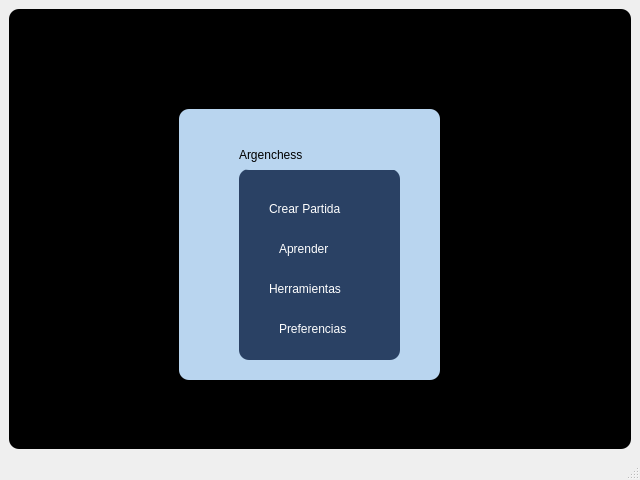
First picture: the form in docs/pantalla_de_inicio.ui, repository LMontes94/Argenchess, before the edit.
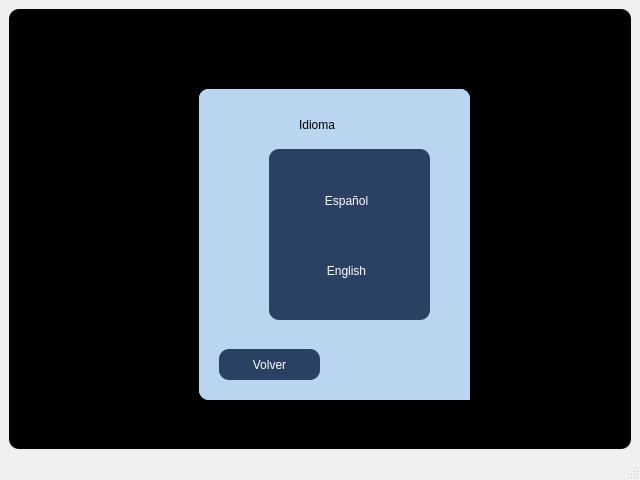
Second picture: the form after the edit. Icons and pictures are not drawn.

Commit message: todos los menus terminados

Diff of the .ui file:
```diff
--- a/docs/pantalla_de_inicio.ui
+++ b/docs/pantalla_de_inicio.ui
@@ -30,10 +30,10 @@
       <widget class="QFrame" name="frame_argenchess">
        <property name="geometry">
         <rect>
-         <x>170</x>
-         <y>100</y>
-         <width>261</width>
-         <height>271</height>
+         <x>190</x>
+         <y>80</y>
+         <width>271</width>
+         <height>311</height>
         </rect>
        </property>
        <property name="styleSheet">
@@ -65,13 +65,13 @@
         <property name="frameShadow">
          <enum>QFrame::Raised</enum>
         </property>
-        <widget class="QLabel" name="label_crear">
+        <widget class="QPushButton" name="btn_jugar">
          <property name="geometry">
           <rect>
            <x>30</x>
            <y>30</y>
-           <width>91</width>
-           <height>20</height>
+           <width>101</width>
+           <height>23</height>
           </rect>
          </property>
          <property name="styleSheet">
@@ -79,16 +79,16 @@
 color: rgb(255, 255, 255);</string>
          </property>
          <property name="text">
-          <string>Crear Partida</string>
+          <string>Jugar</string>
          </property>
         </widget>
-        <widget class="QLabel" name="label_aprender">
+        <widget class="QPushButton" name="btn_aprender">
          <property name="geometry">
           <rect>
-           <x>40</x>
+           <x>30</x>
            <y>70</y>
-           <width>91</width>
-           <height>20</height>
+           <width>101</width>
+           <height>23</height>
           </rect>
          </property>
          <property name="styleSheet">
@@ -99,13 +99,13 @@
           <string>Aprender</string>
          </property>
         </widget>
-        <widget class="QLabel" name="label_herramientas">
+        <widget class="QPushButton" name="btn_herramientas">
          <property name="geometry">
           <rect>
            <x>30</x>
            <y>110</y>
            <width>101</width>
-           <height>20</height>
+           <height>23</height>
           </rect>
          </property>
          <property name="styleSheet">
@@ -116,13 +116,13 @@
           <string>Herramientas</string>
          </property>
         </widget>
-        <widget class="QLabel" name="label_preferencias">
+        <widget class="QPushButton" name="pushButton_preferencias">
          <property name="geometry">
           <rect>
-           <x>40</x>
+           <x>30</x>
            <y>150</y>
-           <width>91</width>
-           <height>20</height>
+           <width>101</width>
+           <height>23</height>
           </rect>
          </property>
          <property name="styleSheet">
@@ -138,9 +138,9 @@
         <property name="geometry">
          <rect>
           <x>60</x>
-          <y>30</y>
+          <y>20</y>
           <width>171</width>
-          <height>31</height>
+          <height>41</height>
          </rect>
         </property>
         <property name="layoutDirection">
@@ -153,6 +153,928 @@
          <string>Argenchess</string>
         </property>
        </widget>
+       <widget class="QFrame" name="frame_jugar">
+        <property name="geometry">
+         <rect>
+          <x>0</x>
+          <y>0</y>
+          <width>271</width>
+          <height>301</height>
+         </rect>
+        </property>
+        <property name="styleSheet">
+         <string notr="true">background-color: rgb(185, 213, 239);
+border-radius: 10px;</string>
+        </property>
+        <property name="frameShape">
+         <enum>QFrame::StyledPanel</enum>
+        </property>
+        <property name="frameShadow">
+         <enum>QFrame::Raised</enum>
+        </property>
+        <widget class="QFrame" name="frame_menu_jugar">
+         <property name="geometry">
+          <rect>
+           <x>60</x>
+           <y>60</y>
+           <width>161</width>
+           <height>171</height>
+          </rect>
+         </property>
+         <property name="styleSheet">
+          <string notr="true">background-color: rgb(42, 65, 100);
+border-radius: 10px;</string>
+         </property>
+         <property name="frameShape">
+          <enum>QFrame::StyledPanel</enum>
+         </property>
+         <property name="frameShadow">
+          <enum>QFrame::Raised</enum>
+         </property>
+         <widget class="QPushButton" name="btn_vsAmigo">
+          <property name="geometry">
+           <rect>
+            <x>30</x>
+            <y>50</y>
+            <width>101</width>
+            <height>23</height>
+           </rect>
+          </property>
+          <property name="styleSheet">
+           <string notr="true">font: 75 12pt &quot;MS Shell Dlg 2&quot;;
+color: rgb(255, 255, 255);</string>
+          </property>
+          <property name="text">
+           <string>Vs amigo</string>
+          </property>
+         </widget>
+         <widget class="QPushButton" name="btn_vsOrdenador">
+          <property name="geometry">
+           <rect>
+            <x>30</x>
+            <y>110</y>
+            <width>101</width>
+            <height>23</height>
+           </rect>
+          </property>
+          <property name="styleSheet">
+           <string notr="true">font: 75 12pt &quot;MS Shell Dlg 2&quot;;
+color: rgb(255, 255, 255);</string>
+          </property>
+          <property name="text">
+           <string>Vs Ordenador</string>
+          </property>
+         </widget>
+        </widget>
+        <widget class="QLabel" name="label_jugar">
+         <property name="geometry">
+          <rect>
+           <x>100</x>
+           <y>20</y>
+           <width>81</width>
+           <height>41</height>
+          </rect>
+         </property>
+         <property name="layoutDirection">
+          <enum>Qt::LeftToRight</enum>
+         </property>
+         <property name="styleSheet">
+          <string notr="true">font: 25pt &quot;Bauhaus 93&quot;;</string>
+         </property>
+         <property name="text">
+          <string>Jugar</string>
+         </property>
+        </widget>
+        <widget class="QPushButton" name="btn_play_back">
+         <property name="geometry">
+          <rect>
+           <x>20</x>
+           <y>270</y>
+           <width>101</width>
+           <height>31</height>
+          </rect>
+         </property>
+         <property name="styleSheet">
+          <string notr="true">font: 75 12pt &quot;MS Shell Dlg 2&quot;;
+color: rgb(255, 255, 255);
+
+background-color: rgb(42, 65, 100);
+border-radius: 10px;</string>
+         </property>
+         <property name="text">
+          <string>Volver</string>
+         </property>
+        </widget>
+       </widget>
+       <widget class="QFrame" name="frame_aprender">
+        <property name="geometry">
+         <rect>
+          <x>0</x>
+          <y>0</y>
+          <width>271</width>
+          <height>311</height>
+         </rect>
+        </property>
+        <property name="styleSheet">
+         <string notr="true">background-color: rgb(185, 213, 239);
+border-radius: 10px;</string>
+        </property>
+        <property name="frameShape">
+         <enum>QFrame::StyledPanel</enum>
+        </property>
+        <property name="frameShadow">
+         <enum>QFrame::Raised</enum>
+        </property>
+        <widget class="QFrame" name="frame_menu_aprender">
+         <property name="geometry">
+          <rect>
+           <x>60</x>
+           <y>60</y>
+           <width>161</width>
+           <height>201</height>
+          </rect>
+         </property>
+         <property name="styleSheet">
+          <string notr="true">background-color: rgb(42, 65, 100);
+border-radius: 10px;</string>
+         </property>
+         <property name="frameShape">
+          <enum>QFrame::StyledPanel</enum>
+         </property>
+         <property name="frameShadow">
+          <enum>QFrame::Raised</enum>
+         </property>
+         <widget class="QPushButton" name="btn_basico">
+          <property name="geometry">
+           <rect>
+            <x>30</x>
+            <y>20</y>
+            <width>101</width>
+            <height>23</height>
+           </rect>
+          </property>
+          <property name="styleSheet">
+           <string notr="true">font: 75 12pt &quot;MS Shell Dlg 2&quot;;
+color: rgb(255, 255, 255);</string>
+          </property>
+          <property name="text">
+           <string>Nivel Basico</string>
+          </property>
+         </widget>
+         <widget class="QPushButton" name="btn_finales">
+          <property name="geometry">
+           <rect>
+            <x>30</x>
+            <y>110</y>
+            <width>101</width>
+            <height>23</height>
+           </rect>
+          </property>
+          <property name="styleSheet">
+           <string notr="true">font: 75 12pt &quot;MS Shell Dlg 2&quot;;
+color: rgb(255, 255, 255);</string>
+          </property>
+          <property name="text">
+           <string>Finales</string>
+          </property>
+         </widget>
+         <widget class="QPushButton" name="btn_apertura">
+          <property name="geometry">
+           <rect>
+            <x>30</x>
+            <y>50</y>
+            <width>101</width>
+            <height>23</height>
+           </rect>
+          </property>
+          <property name="styleSheet">
+           <string notr="true">font: 75 12pt &quot;MS Shell Dlg 2&quot;;
+color: rgb(255, 255, 255);</string>
+          </property>
+          <property name="text">
+           <string>Apertura</string>
+          </property>
+         </widget>
+         <widget class="QPushButton" name="btn_medioJuego">
+          <property name="geometry">
+           <rect>
+            <x>30</x>
+            <y>80</y>
+            <width>101</width>
+            <height>23</height>
+           </rect>
+          </property>
+          <property name="styleSheet">
+           <string notr="true">font: 75 12pt &quot;MS Shell Dlg 2&quot;;
+color: rgb(255, 255, 255);</string>
+          </property>
+          <property name="text">
+           <string>Medio Juego</string>
+          </property>
+         </widget>
+         <widget class="QPushButton" name="btn_ejercicios">
+          <property name="geometry">
+           <rect>
+            <x>30</x>
+            <y>140</y>
+            <width>101</width>
+            <height>23</height>
+           </rect>
+          </property>
+          <property name="styleSheet">
+           <string notr="true">font: 75 12pt &quot;MS Shell Dlg 2&quot;;
+color: rgb(255, 255, 255);</string>
+          </property>
+          <property name="text">
+           <string>Ejercicios</string>
+          </property>
+         </widget>
+         <widget class="QPushButton" name="btn_openBook">
+          <property name="geometry">
+           <rect>
+            <x>30</x>
+            <y>170</y>
+            <width>101</width>
+            <height>23</height>
+           </rect>
+          </property>
+          <property name="styleSheet">
+           <string notr="true">font: 75 12pt &quot;MS Shell Dlg 2&quot;;
+color: rgb(255, 255, 255);</string>
+          </property>
+          <property name="text">
+           <string>Abrir Libro</string>
+          </property>
+         </widget>
+        </widget>
+        <widget class="QLabel" name="label_aprender">
+         <property name="geometry">
+          <rect>
+           <x>70</x>
+           <y>20</y>
+           <width>141</width>
+           <height>41</height>
+          </rect>
+         </property>
+         <property name="layoutDirection">
+          <enum>Qt::LeftToRight</enum>
+         </property>
+         <property name="styleSheet">
+          <string notr="true">font: 25pt &quot;Bauhaus 93&quot;;</string>
+         </property>
+         <property name="text">
+          <string>Aprender</string>
+         </property>
+        </widget>
+        <widget class="QPushButton" name="btn_aprende_back">
+         <property name="geometry">
+          <rect>
+           <x>10</x>
+           <y>270</y>
+           <width>101</width>
+           <height>31</height>
+          </rect>
+         </property>
+         <property name="styleSheet">
+          <string notr="true">font: 75 12pt &quot;MS Shell Dlg 2&quot;;
+color: rgb(255, 255, 255);
+
+background-color: rgb(42, 65, 100);
+border-radius: 10px;</string>
+         </property>
+         <property name="text">
+          <string>Volver</string>
+         </property>
+        </widget>
+       </widget>
+       <widget class="QFrame" name="frame_herramientas">
+        <property name="geometry">
+         <rect>
+          <x>10</x>
+          <y>10</y>
+          <width>271</width>
+          <height>311</height>
+         </rect>
+        </property>
+        <property name="styleSheet">
+         <string notr="true">background-color: rgb(185, 213, 239);
+border-radius: 10px;</string>
+        </property>
+        <property name="frameShape">
+         <enum>QFrame::StyledPanel</enum>
+        </property>
+        <property name="frameShadow">
+         <enum>QFrame::Raised</enum>
+        </property>
+        <widget class="QFrame" name="frame_menu_herramientas">
+         <property name="geometry">
+          <rect>
+           <x>50</x>
+           <y>70</y>
+           <width>161</width>
+           <height>171</height>
+          </rect>
+         </property>
+         <property name="styleSheet">
+          <string notr="true">background-color: rgb(42, 65, 100);
+border-radius: 10px;</string>
+         </property>
+         <property name="frameShape">
+          <enum>QFrame::StyledPanel</enum>
+         </property>
+         <property name="frameShadow">
+          <enum>QFrame::Raised</enum>
+         </property>
+         <widget class="QPushButton" name="btn_editBoard">
+          <property name="geometry">
+           <rect>
+            <x>30</x>
+            <y>30</y>
+            <width>111</width>
+            <height>23</height>
+           </rect>
+          </property>
+          <property name="styleSheet">
+           <string notr="true">font: 75 12pt &quot;MS Shell Dlg 2&quot;;
+color: rgb(255, 255, 255);</string>
+          </property>
+          <property name="text">
+           <string>Editar Tablero</string>
+          </property>
+         </widget>
+         <widget class="QPushButton" name="btn_analisis">
+          <property name="geometry">
+           <rect>
+            <x>30</x>
+            <y>80</y>
+            <width>101</width>
+            <height>23</height>
+           </rect>
+          </property>
+          <property name="styleSheet">
+           <string notr="true">font: 75 12pt &quot;MS Shell Dlg 2&quot;;
+color: rgb(255, 255, 255);</string>
+          </property>
+          <property name="text">
+           <string>Analisis</string>
+          </property>
+         </widget>
+         <widget class="QPushButton" name="btn_dataBase">
+          <property name="geometry">
+           <rect>
+            <x>30</x>
+            <y>130</y>
+            <width>101</width>
+            <height>23</height>
+           </rect>
+          </property>
+          <property name="styleSheet">
+           <string notr="true">font: 75 12pt &quot;MS Shell Dlg 2&quot;;
+color: rgb(255, 255, 255);</string>
+          </property>
+          <property name="text">
+           <string>Base de datos</string>
+          </property>
+         </widget>
+        </widget>
+        <widget class="QLabel" name="label_herramientas">
+         <property name="geometry">
+          <rect>
+           <x>40</x>
+           <y>30</y>
+           <width>201</width>
+           <height>41</height>
+          </rect>
+         </property>
+         <property name="layoutDirection">
+          <enum>Qt::LeftToRight</enum>
+         </property>
+         <property name="styleSheet">
+          <string notr="true">font: 25pt &quot;Bauhaus 93&quot;;</string>
+         </property>
+         <property name="text">
+          <string>Herramientas</string>
+         </property>
+        </widget>
+        <widget class="QPushButton" name="btn_herramientas_back">
+         <property name="geometry">
+          <rect>
+           <x>0</x>
+           <y>260</y>
+           <width>101</width>
+           <height>31</height>
+          </rect>
+         </property>
+         <property name="styleSheet">
+          <string notr="true">font: 75 12pt &quot;MS Shell Dlg 2&quot;;
+color: rgb(255, 255, 255);
+
+background-color: rgb(42, 65, 100);
+border-radius: 10px;</string>
+         </property>
+         <property name="text">
+          <string>Volver</string>
+         </property>
+        </widget>
+       </widget>
+       <widget class="QFrame" name="frame_preferencias">
+        <property name="geometry">
+         <rect>
+          <x>10</x>
+          <y>10</y>
+          <width>271</width>
+          <height>311</height>
+         </rect>
+        </property>
+        <property name="styleSheet">
+         <string notr="true">background-color: rgb(185, 213, 239);
+border-radius: 10px;</string>
+        </property>
+        <property name="frameShape">
+         <enum>QFrame::StyledPanel</enum>
+        </property>
+        <property name="frameShadow">
+         <enum>QFrame::Raised</enum>
+        </property>
+        <widget class="QFrame" name="frame_menu_preferencias">
+         <property name="geometry">
+          <rect>
+           <x>50</x>
+           <y>70</y>
+           <width>161</width>
+           <height>161</height>
+          </rect>
+         </property>
+         <property name="styleSheet">
+          <string notr="true">background-color: rgb(42, 65, 100);
+border-radius: 10px;</string>
+         </property>
+         <property name="frameShape">
+          <enum>QFrame::StyledPanel</enum>
+         </property>
+         <property name="frameShadow">
+          <enum>QFrame::Raised</enum>
+         </property>
+         <widget class="QPushButton" name="btn_visual">
+          <property name="geometry">
+           <rect>
+            <x>30</x>
+            <y>30</y>
+            <width>101</width>
+            <height>23</height>
+           </rect>
+          </property>
+          <property name="styleSheet">
+           <string notr="true">font: 75 12pt &quot;MS Shell Dlg 2&quot;;
+color: rgb(255, 255, 255);</string>
+          </property>
+          <property name="text">
+           <string>Visual</string>
+          </property>
+         </widget>
+         <widget class="QPushButton" name="btn_idioma">
+          <property name="geometry">
+           <rect>
+            <x>30</x>
+            <y>70</y>
+            <width>101</width>
+            <height>23</height>
+           </rect>
+          </property>
+          <property name="styleSheet">
+           <string notr="true">font: 75 12pt &quot;MS Shell Dlg 2&quot;;
+color: rgb(255, 255, 255);</string>
+          </property>
+          <property name="text">
+           <string>Idioma</string>
+          </property>
+         </widget>
+         <widget class="QPushButton" name="btn_sonido">
+          <property name="geometry">
+           <rect>
+            <x>30</x>
+            <y>110</y>
+            <width>101</width>
+            <height>23</height>
+           </rect>
+          </property>
+          <property name="styleSheet">
+           <string notr="true">font: 75 12pt &quot;MS Shell Dlg 2&quot;;
+color: rgb(255, 255, 255);</string>
+          </property>
+          <property name="text">
+           <string>Sonido</string>
+          </property>
+         </widget>
+        </widget>
+        <widget class="QLabel" name="label_preferencias">
+         <property name="geometry">
+          <rect>
+           <x>40</x>
+           <y>20</y>
+           <width>181</width>
+           <height>41</height>
+          </rect>
+         </property>
+         <property name="layoutDirection">
+          <enum>Qt::LeftToRight</enum>
+         </property>
+         <property name="styleSheet">
+          <string notr="true">font: 25pt &quot;Bauhaus 93&quot;;</string>
+         </property>
+         <property name="text">
+          <string>Preferencias</string>
+         </property>
+        </widget>
+        <widget class="QPushButton" name="btn_preferencias_back">
+         <property name="geometry">
+          <rect>
+           <x>0</x>
+           <y>260</y>
+           <width>101</width>
+           <height>31</height>
+          </rect>
+         </property>
+         <property name="styleSheet">
+          <string notr="true">font: 75 12pt &quot;MS Shell Dlg 2&quot;;
+color: rgb(255, 255, 255);
+
+background-color: rgb(42, 65, 100);
+border-radius: 10px;</string>
+         </property>
+         <property name="text">
+          <string>Volver</string>
+         </property>
+        </widget>
+        <widget class="QFrame" name="frame_visual">
+         <property name="geometry">
+          <rect>
+           <x>-10</x>
+           <y>10</y>
+           <width>271</width>
+           <height>311</height>
+          </rect>
+         </property>
+         <property name="styleSheet">
+          <string notr="true">background-color: rgb(185, 213, 239);
+border-radius: 10px;</string>
+         </property>
+         <property name="frameShape">
+          <enum>QFrame::StyledPanel</enum>
+         </property>
+         <property name="frameShadow">
+          <enum>QFrame::Raised</enum>
+         </property>
+         <widget class="QFrame" name="frame_menu_visual">
+          <property name="geometry">
+           <rect>
+            <x>10</x>
+            <y>40</y>
+            <width>251</width>
+            <height>201</height>
+           </rect>
+          </property>
+          <property name="styleSheet">
+           <string notr="true">background-color: rgb(42, 65, 100);
+border-radius: 10px;</string>
+          </property>
+          <property name="frameShape">
+           <enum>QFrame::StyledPanel</enum>
+          </property>
+          <property name="frameShadow">
+           <enum>QFrame::Raised</enum>
+          </property>
+          <widget class="QPushButton" name="btn_boardb">
+           <property name="geometry">
+            <rect>
+             <x>150</x>
+             <y>20</y>
+             <width>51</width>
+             <height>51</height>
+            </rect>
+           </property>
+           <property name="text">
+            <string/>
+           </property>
+           <property name="icon">
+            <iconset>
+             <normaloff>../image/board/tablero_blanco.png</normaloff>../image/board/tablero_blanco.png</iconset>
+           </property>
+           <property name="iconSize">
+            <size>
+             <width>50</width>
+             <height>50</height>
+            </size>
+           </property>
+          </widget>
+          <widget class="QPushButton" name="btn_boardm">
+           <property name="geometry">
+            <rect>
+             <x>40</x>
+             <y>20</y>
+             <width>51</width>
+             <height>51</height>
+            </rect>
+           </property>
+           <property name="text">
+            <string/>
+           </property>
+           <property name="icon">
+            <iconset>
+             <normaloff>../image/board/tablero_marron.png</normaloff>../image/board/tablero_marron.png</iconset>
+           </property>
+           <property name="iconSize">
+            <size>
+             <width>50</width>
+             <height>50</height>
+            </size>
+           </property>
+          </widget>
+          <widget class="QPushButton" name="btn_disenio1">
+           <property name="geometry">
+            <rect>
+             <x>150</x>
+             <y>150</y>
+             <width>51</width>
+             <height>41</height>
+            </rect>
+           </property>
+           <property name="text">
+            <string/>
+           </property>
+           <property name="icon">
+            <iconset>
+             <normaloff>../image/piece/modelo1/kb.png</normaloff>../image/piece/modelo1/kb.png</iconset>
+           </property>
+           <property name="iconSize">
+            <size>
+             <width>35</width>
+             <height>50</height>
+            </size>
+           </property>
+          </widget>
+          <widget class="QPushButton" name="btn_disenio2">
+           <property name="geometry">
+            <rect>
+             <x>30</x>
+             <y>150</y>
+             <width>51</width>
+             <height>41</height>
+            </rect>
+           </property>
+           <property name="text">
+            <string/>
+           </property>
+           <property name="icon">
+            <iconset>
+             <normaloff>../image/piece/modelo2/kb.png</normaloff>../image/piece/modelo2/kb.png</iconset>
+           </property>
+           <property name="iconSize">
+            <size>
+             <width>35</width>
+             <height>35</height>
+            </size>
+           </property>
+          </widget>
+          <widget class="QPushButton" name="btn_colorm">
+           <property name="geometry">
+            <rect>
+             <x>40</x>
+             <y>100</y>
+             <width>41</width>
+             <height>23</height>
+            </rect>
+           </property>
+           <property name="styleSheet">
+            <string notr="true">background-color: rgb(170, 98, 56);</string>
+           </property>
+           <property name="text">
+            <string/>
+           </property>
+          </widget>
+          <widget class="QPushButton" name="btn_colorb">
+           <property name="geometry">
+            <rect>
+             <x>160</x>
+             <y>100</y>
+             <width>41</width>
+             <height>23</height>
+            </rect>
+           </property>
+           <property name="styleSheet">
+            <string notr="true">background-color: rgb(170, 98, 56);
+background-color: rgb(11, 11, 11);</string>
+           </property>
+           <property name="text">
+            <string/>
+           </property>
+          </widget>
+          <widget class="QLabel" name="lbl_colorBoard">
+           <property name="geometry">
+            <rect>
+             <x>10</x>
+             <y>0</y>
+             <width>101</width>
+             <height>20</height>
+            </rect>
+           </property>
+           <property name="styleSheet">
+            <string notr="true">color: rgb(255, 255, 255);
+font: 12pt &quot;MS Shell Dlg 2&quot;;</string>
+           </property>
+           <property name="text">
+            <string>Color Tablero</string>
+           </property>
+          </widget>
+          <widget class="QLabel" name="lbl_colorPiece">
+           <property name="geometry">
+            <rect>
+             <x>10</x>
+             <y>70</y>
+             <width>101</width>
+             <height>20</height>
+            </rect>
+           </property>
+           <property name="styleSheet">
+            <string notr="true">color: rgb(255, 255, 255);
+font: 12pt &quot;MS Shell Dlg 2&quot;;</string>
+           </property>
+           <property name="text">
+            <string>Color Piezas</string>
+           </property>
+          </widget>
+          <widget class="QLabel" name="lbl_disenioPiece">
+           <property name="geometry">
+            <rect>
+             <x>10</x>
+             <y>130</y>
+             <width>101</width>
+             <height>20</height>
+            </rect>
+           </property>
+           <property name="styleSheet">
+            <string notr="true">color: rgb(255, 255, 255);
+font: 12pt &quot;MS Shell Dlg 2&quot;;</string>
+           </property>
+           <property name="text">
+            <string>Diseño Piezas</string>
+           </property>
+          </widget>
+         </widget>
+         <widget class="QLabel" name="label_visual">
+          <property name="geometry">
+           <rect>
+            <x>90</x>
+            <y>0</y>
+            <width>91</width>
+            <height>31</height>
+           </rect>
+          </property>
+          <property name="layoutDirection">
+           <enum>Qt::LeftToRight</enum>
+          </property>
+          <property name="styleSheet">
+           <string notr="true">font: 25pt &quot;Bauhaus 93&quot;;</string>
+          </property>
+          <property name="text">
+           <string>Visual</string>
+          </property>
+         </widget>
+         <widget class="QPushButton" name="btn_visual_back">
+          <property name="geometry">
+           <rect>
+            <x>10</x>
+            <y>250</y>
+            <width>101</width>
+            <height>31</height>
+           </rect>
+          </property>
+          <property name="styleSheet">
+           <string notr="true">font: 75 12pt &quot;MS Shell Dlg 2&quot;;
+color: rgb(255, 255, 255);
+
+background-color: rgb(42, 65, 100);
+border-radius: 10px;</string>
+          </property>
+          <property name="text">
+           <string>Volver</string>
+          </property>
+         </widget>
+        </widget>
+        <widget class="QFrame" name="frame_idioma">
+         <property name="geometry">
+          <rect>
+           <x>0</x>
+           <y>0</y>
+           <width>271</width>
+           <height>311</height>
+          </rect>
+         </property>
+         <property name="styleSheet">
+          <string notr="true">background-color: rgb(185, 213, 239);
+border-radius: 10px;</string>
+         </property>
+         <property name="frameShape">
+          <enum>QFrame::StyledPanel</enum>
+         </property>
+         <property name="frameShadow">
+          <enum>QFrame::Raised</enum>
+         </property>
+         <widget class="QFrame" name="frame_menu_idioma">
+          <property name="geometry">
+           <rect>
+            <x>60</x>
+            <y>50</y>
+            <width>161</width>
+            <height>171</height>
+           </rect>
+          </property>
+          <property name="styleSheet">
+           <string notr="true">background-color: rgb(42, 65, 100);
+border-radius: 10px;</string>
+          </property>
+          <property name="frameShape">
+           <enum>QFrame::StyledPanel</enum>
+          </property>
+          <property name="frameShadow">
+           <enum>QFrame::Raised</enum>
+          </property>
+          <widget class="QPushButton" name="btn_spanish">
+           <property name="geometry">
+            <rect>
+             <x>40</x>
+             <y>40</y>
+             <width>75</width>
+             <height>23</height>
+            </rect>
+           </property>
+           <property name="styleSheet">
+            <string notr="true">color: rgb(255, 255, 255);
+font: 12pt &quot;MS Shell Dlg 2&quot;;</string>
+           </property>
+           <property name="text">
+            <string>Español</string>
+           </property>
+          </widget>
+          <widget class="QPushButton" name="btn_english">
+           <property name="geometry">
+            <rect>
+             <x>40</x>
+             <y>110</y>
+             <width>75</width>
+             <height>23</height>
+            </rect>
+           </property>
+           <property name="styleSheet">
+            <string notr="true">color: rgb(255, 255, 255);
+font: 12pt &quot;MS Shell Dlg 2&quot;;</string>
+           </property>
+           <property name="text">
+            <string>English</string>
+           </property>
+          </widget>
+         </widget>
+         <widget class="QLabel" name="label_idioma">
+          <property name="geometry">
+           <rect>
+            <x>90</x>
+            <y>10</y>
+            <width>111</width>
+            <height>31</height>
+           </rect>
+          </property>
+          <property name="layoutDirection">
+           <enum>Qt::LeftToRight</enum>
+          </property>
+          <property name="styleSheet">
+           <string notr="true">font: 25pt &quot;Bauhaus 93&quot;;</string>
+          </property>
+          <property name="text">
+           <string>Idioma</string>
+          </property>
+         </widget>
+         <widget class="QPushButton" name="btn_idioma_back">
+          <property name="geometry">
+           <rect>
+            <x>10</x>
+            <y>250</y>
+            <width>101</width>
+            <height>31</height>
+           </rect>
+          </property>
+          <property name="styleSheet">
+           <string notr="true">font: 75 12pt &quot;MS Shell Dlg 2&quot;;
+color: rgb(255, 255, 255);
+
+background-color: rgb(42, 65, 100);
+border-radius: 10px;</string>
+          </property>
+          <property name="text">
+           <string>Volver</string>
+          </property>
+         </widget>
+        </widget>
+       </widget>
       </widget>
      </widget>
     </item>
```
The commit also changes 7 other files.
